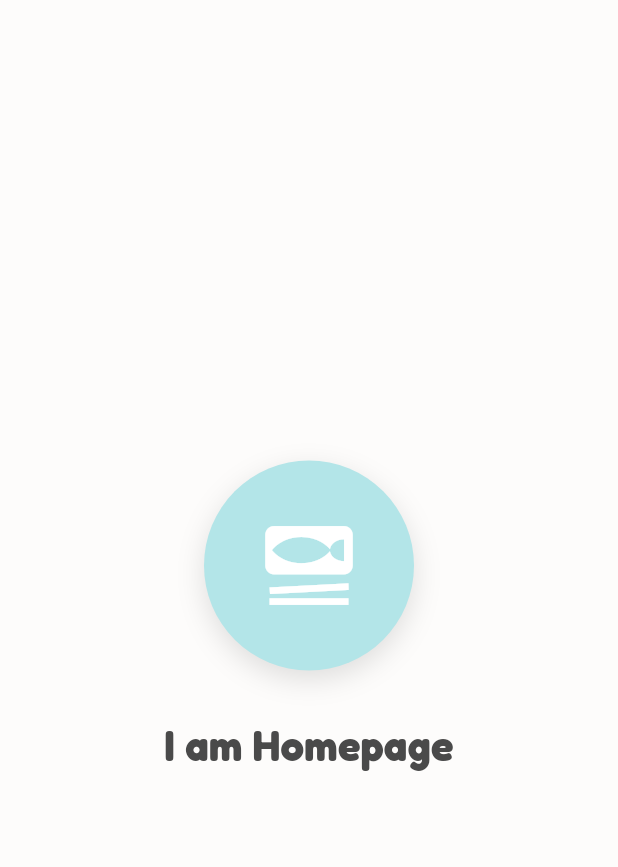
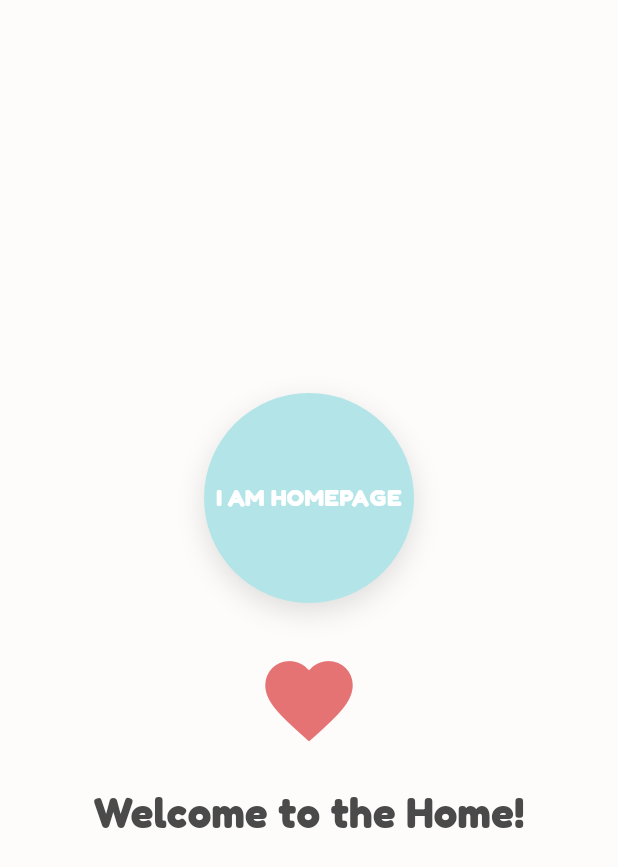
Before and after one commit to samridii/mypetjoyy, a Flutter app: the HomePageScreen screen opened by its route, on a phone screen of 412 x 824 dp. Shown: the top 867 px of the screen. Run offline on Flutter 3.47's test engine with Material 3 defaults, Android fonts, the light colour scheme and no system bars.

Commit message:
Final UI

```diff
--- a/lib/screens/homepage_screen.dart
+++ b/lib/screens/homepage_screen.dart
@@ -25,13 +25,26 @@ class HomePageScreen extends StatelessWidget {
                   ),
                 ],
               ),
-              child: const Icon(Icons.set_meal, size: 70, color: Colors.white),
+              alignment: Alignment.center,
+              child: const Text(
+                "I AM HOMEPAGE",
+                textAlign: TextAlign.center,
+                style: TextStyle(
+                  color: Colors.white,
+                  fontWeight: FontWeight.bold,
+                  fontSize: 16,
+                ),
+              ),
             ),
 
             const SizedBox(height: 30),
 
+            const Icon(Icons.favorite, size: 70, color: Color(0xFFE57373)),
+
+            const SizedBox(height: 20),
+
             const Text(
-              "I am Homepage",
+              "Welcome to the Home!",
               style: TextStyle(
                 fontFamily: "Fredoka",
                 fontSize: 28,
```
Also changed, not shown: 1 other file.
